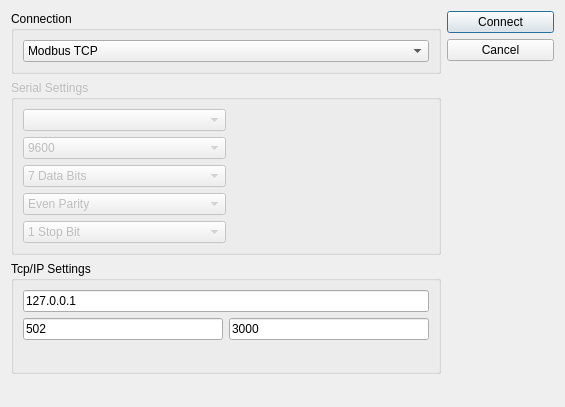
Old version of the form modbusconnectdialog.ui in the repository tonylin0826/ModbusMasterTool.
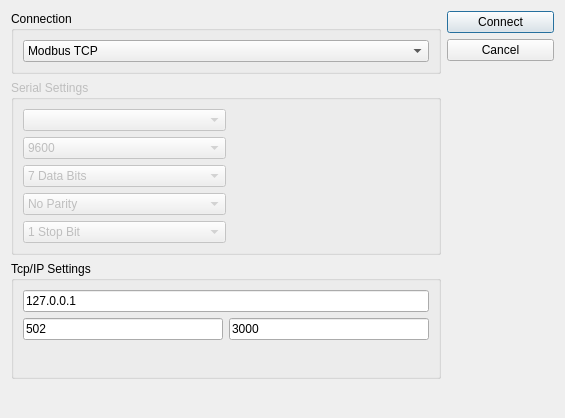
New version of the form.

```diff
--- a/modbusconnectdialog.ui
+++ b/modbusconnectdialog.ui
@@ -7,7 +7,7 @@
     <x>0</x>
     <y>0</y>
     <width>565</width>
-    <height>407</height>
+    <height>418</height>
    </rect>
   </property>
   <property name="windowTitle">
@@ -167,6 +167,11 @@
          <layout class="QHBoxLayout" name="horizontalLayout_3" stretch="1,1">
           <item>
            <widget class="QComboBox" name="selectParityBit">
+            <item>
+             <property name="text">
+              <string>No Parity</string>
+             </property>
+            </item>
             <item>
              <property name="text">
               <string>Even Parity</string>
```
